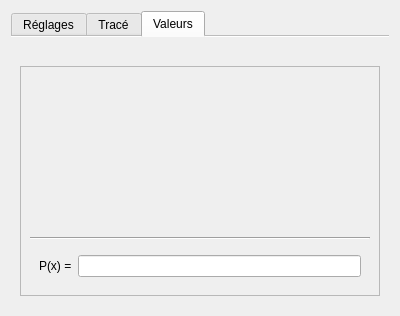
This is DataPlot/polynomialmodelwidget.ui in AdelKS/ZeGrapher as Qt 5 draws it before an edit. The edited form follows.
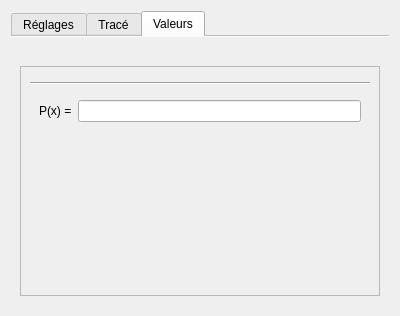
This is the edited form. The open tabs and pages were chosen to show the change.

The edit to the form file:
```diff
--- a/DataPlot/polynomialmodelwidget.ui
+++ b/DataPlot/polynomialmodelwidget.ui
@@ -297,12 +297,24 @@
            <item>
             <widget class="QWidget" name="verticalWidget" native="true">
              <property name="sizePolicy">
-              <sizepolicy hsizetype="Preferred" vsizetype="Expanding">
+              <sizepolicy hsizetype="Preferred" vsizetype="Minimum">
                <horstretch>0</horstretch>
                <verstretch>0</verstretch>
               </sizepolicy>
              </property>
              <layout class="QVBoxLayout" name="coefWidgetsLayout" stretch="0">
+              <property name="leftMargin">
+               <number>0</number>
+              </property>
+              <property name="topMargin">
+               <number>0</number>
+              </property>
+              <property name="rightMargin">
+               <number>0</number>
+              </property>
+              <property name="bottomMargin">
+               <number>0</number>
+              </property>
               <item>
                <layout class="QVBoxLayout" name="coefWidgetsLayout_2">
                 <property name="spacing">
@@ -352,6 +364,19 @@
              </layout>
             </widget>
            </item>
+           <item>
+            <spacer name="verticalSpacer_3">
+             <property name="orientation">
+              <enum>Qt::Vertical</enum>
+             </property>
+             <property name="sizeHint" stdset="0">
+              <size>
+               <width>20</width>
+               <height>40</height>
+              </size>
+             </property>
+            </spacer>
+           </item>
           </layout>
          </widget>
         </widget>
```
Left out of the diff: 15 changed lines with no effect on the pictures.
